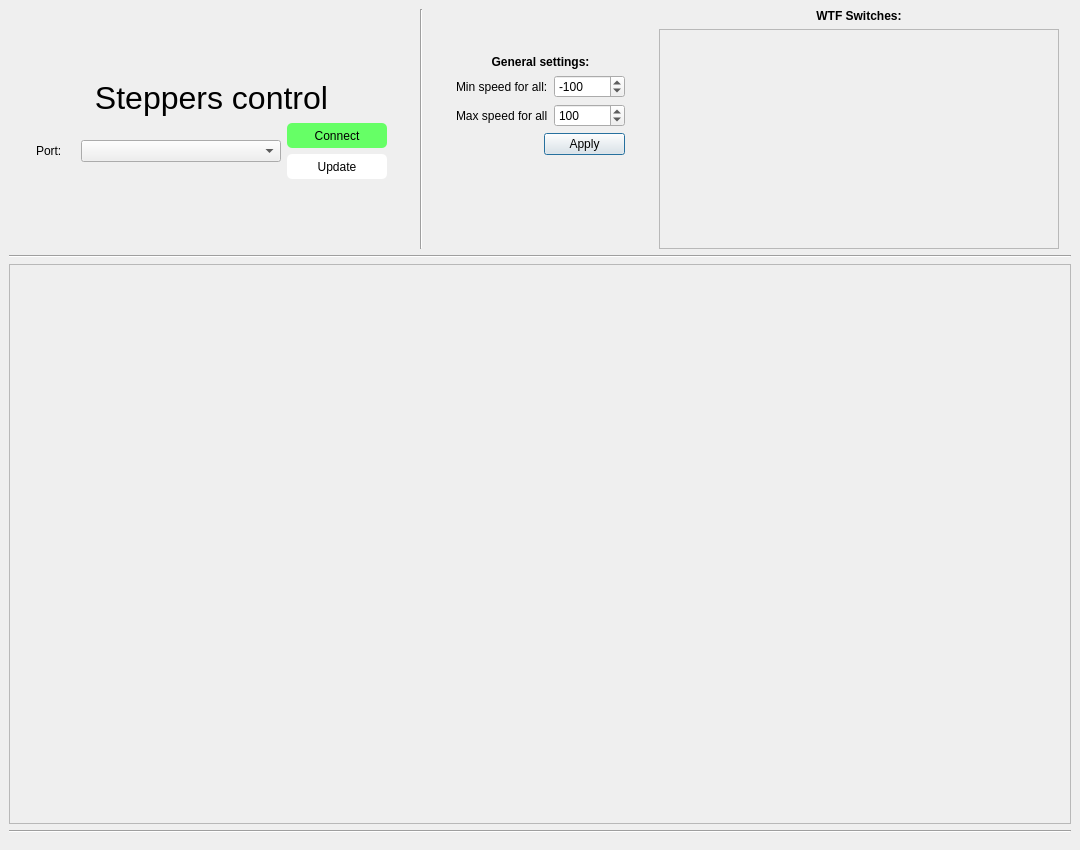
Qt form mainwindow.ui (Dmytr0K/steppers_control_se) before a commit.
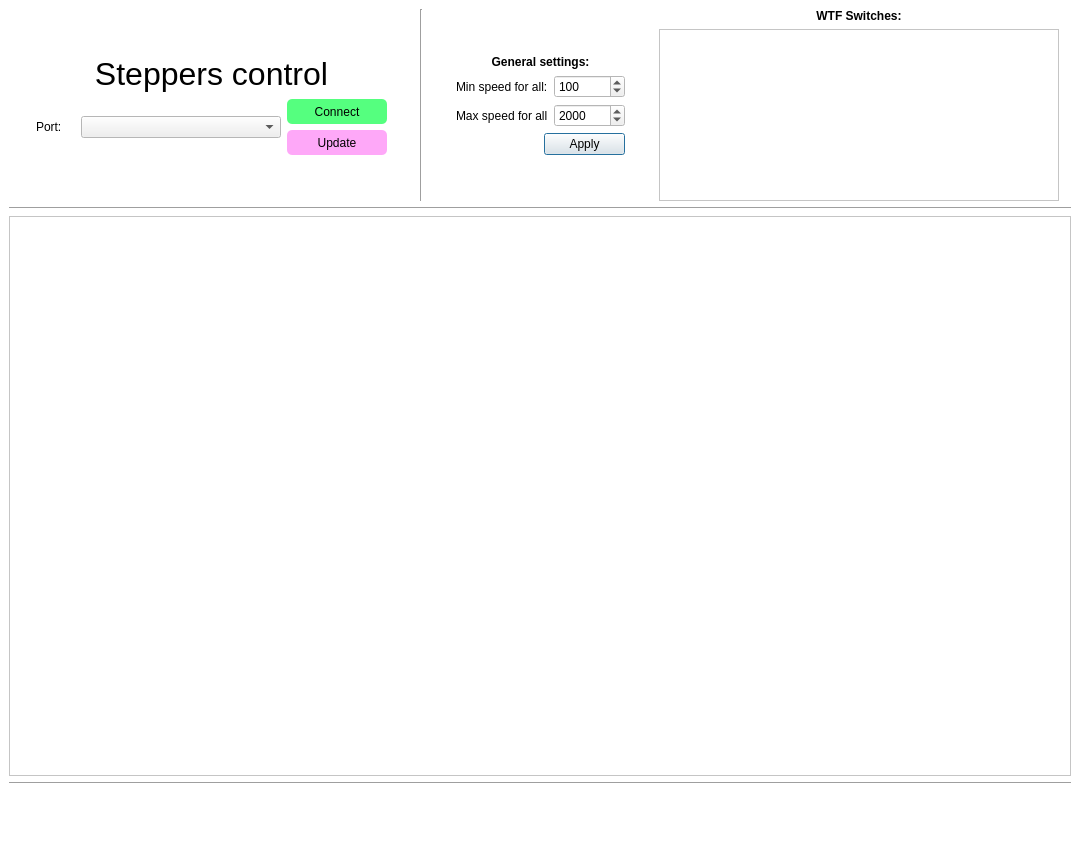
The same form after that commit. Icons and pictures are not drawn.

```diff
--- a/mainwindow.ui
+++ b/mainwindow.ui
@@ -22,9 +22,79 @@
     <height>5000</height>
    </size>
   </property>
+  <property name="palette">
+   <palette>
+    <active>
+     <colorrole role="Base">
+      <brush brushstyle="SolidPattern">
+       <color alpha="255">
+        <red>255</red>
+        <green>255</green>
+        <blue>255</blue>
+       </color>
+      </brush>
+     </colorrole>
+     <colorrole role="Window">
+      <brush brushstyle="SolidPattern">
+       <color alpha="255">
+        <red>255</red>
+        <green>255</green>
+        <blue>255</blue>
+       </color>
+      </brush>
+     </colorrole>
+    </active>
+    <inactive>
+     <colorrole role="Base">
+      <brush brushstyle="SolidPattern">
+       <color alpha="255">
+        <red>255</red>
+        <green>255</green>
+        <blue>255</blue>
+       </color>
+      </brush>
+     </colorrole>
+     <colorrole role="Window">
+      <brush brushstyle="SolidPattern">
+       <color alpha="255">
+        <red>255</red>
+        <green>255</green>
+        <blue>255</blue>
+       </color>
+      </brush>
+     </colorrole>
+    </inactive>
+    <disabled>
+     <colorrole role="Base">
+      <brush brushstyle="SolidPattern">
+       <color alpha="255">
+        <red>255</red>
+        <green>255</green>
+        <blue>255</blue>
+       </color>
+      </brush>
+     </colorrole>
+     <colorrole role="Window">
+      <brush brushstyle="SolidPattern">
+       <color alpha="255">
+        <red>255</red>
+        <green>255</green>
+        <blue>255</blue>
+       </color>
+      </brush>
+     </colorrole>
+    </disabled>
+   </palette>
+  </property>
   <property name="windowTitle">
    <string>Steppers control</string>
   </property>
+  <property name="autoFillBackground">
+   <bool>true</bool>
+  </property>
+  <property name="styleSheet">
+   <string notr="true"/>
+  </property>
   <widget class="QWidget" name="centralwidget">
    <layout class="QGridLayout" name="gridLayout_3">
     <item row="4" column="0" colspan="5">
@@ -42,6 +112,29 @@
     </item>
     <item row="0" column="2">
      <layout class="QGridLayout" name="gridLayout">
+      <item row="3" column="3">
+       <spacer name="horizontalSpacer_3">
+        <property name="orientation">
+         <enum>Qt::Horizontal</enum>
+        </property>
+        <property name="sizeHint" stdset="0">
+         <size>
+          <width>40</width>
+          <height>20</height>
+         </size>
+        </property>
+       </spacer>
+      </item>
+      <item row="2" column="2">
+       <widget class="QPushButton" name="buttonApply">
+        <property name="text">
+         <string>Apply</string>
+        </property>
+        <property name="default">
+         <bool>true</bool>
+        </property>
+       </widget>
+      </item>
       <item row="1" column="1" colspan="2">
        <layout class="QFormLayout" name="formLayout_3">
         <item row="0" column="0">
@@ -80,7 +173,7 @@
            <number>1000000</number>
           </property>
           <property name="value">
-           <number>-100</number>
+           <number>100</number>
           </property>
          </widget>
         </item>
@@ -100,24 +193,14 @@
            <number>1000000</number>
           </property>
           <property name="value">
-           <number>100</number>
+           <number>2000</number>
           </property>
          </widget>
         </item>
        </layout>
       </item>
-      <item row="2" column="2">
-       <widget class="QPushButton" name="buttonApply">
-        <property name="text">
-         <string>Apply</string>
-        </property>
-        <property name="default">
-         <bool>true</bool>
-        </property>
-       </widget>
-      </item>
-      <item row="3" column="3">
-       <spacer name="horizontalSpacer_3">
+      <item row="1" column="0">
+       <spacer name="horizontalSpacer_4">
         <property name="orientation">
          <enum>Qt::Horizontal</enum>
         </property>
@@ -142,18 +225,27 @@
         </property>
        </spacer>
       </item>
-      <item row="1" column="0">
-       <spacer name="horizontalSpacer_4">
-        <property name="orientation">
-         <enum>Qt::Horizontal</enum>
-        </property>
-        <property name="sizeHint" stdset="0">
+      <item row="2" column="1" rowspan="2">
+       <widget class="QLabel" name="label_7">
+        <property name="maximumSize">
          <size>
-          <width>40</width>
-          <height>20</height>
+          <width>100</width>
+          <height>80</height>
          </size>
         </property>
-       </spacer>
+        <property name="styleSheet">
+         <string notr="true"/>
+        </property>
+        <property name="text">
+         <string/>
+        </property>
+        <property name="pixmap">
+         <pixmap resource="resources.qrc">:/res/src/mlp.png</pixmap>
+        </property>
+        <property name="scaledContents">
+         <bool>true</bool>
+        </property>
+       </widget>
       </item>
      </layout>
     </item>
@@ -178,7 +270,7 @@
         <property name="minimumSize">
          <size>
           <width>400</width>
-          <height>220</height>
+          <height>150</height>
          </size>
         </property>
         <property name="maximumSize">
@@ -196,7 +288,7 @@
            <x>0</x>
            <y>0</y>
            <width>398</width>
-           <height>218</height>
+           <height>172</height>
           </rect>
          </property>
         </widget>
@@ -264,16 +356,16 @@
           <property name="styleSheet">
            <string notr="true">QPushButton:!pressed
 {
-	background-color: rgb(102, 255, 102);
+	background-color: rgb(85,255,127);
 	border-radius: 5px;
-	font: 16pt &quot;Arial&quot;;
+	font: 12pt &quot;Arial&quot;;
 }
 
 QPushButton:pressed
 {
-	background-color: rgb(102, 255, 102);
+	background-color: rgb(85,255,127);
 	border-radius: 5px;
-	font: 15pt &quot;Arial&quot;;
+	font: 11pt &quot;Arial&quot;;
 }
 
 </string>
@@ -306,16 +398,16 @@
           <property name="styleSheet">
            <string notr="true">QPushButton:!pressed
 {
-	background-color: rgb(255, 255, 255);
+	background-color: rgb(254, 168, 248);
 	border-radius: 5px;
-	font: 16pt &quot;Arial&quot;;
+	font: 12pt &quot;Arial&quot;;
 }
 
 QPushButton:pressed
 {
-	background-color: rgb(255, 255, 255);
+	background-color: rgb(254, 168, 248);
 	border-radius: 5px;
-	font: 15pt &quot;Arial&quot;;
+	font: 11pt &quot;Arial&quot;;
 }</string>
           </property>
           <property name="text">
```
Left out of the diff: 4 changed lines with no effect on the pictures.
